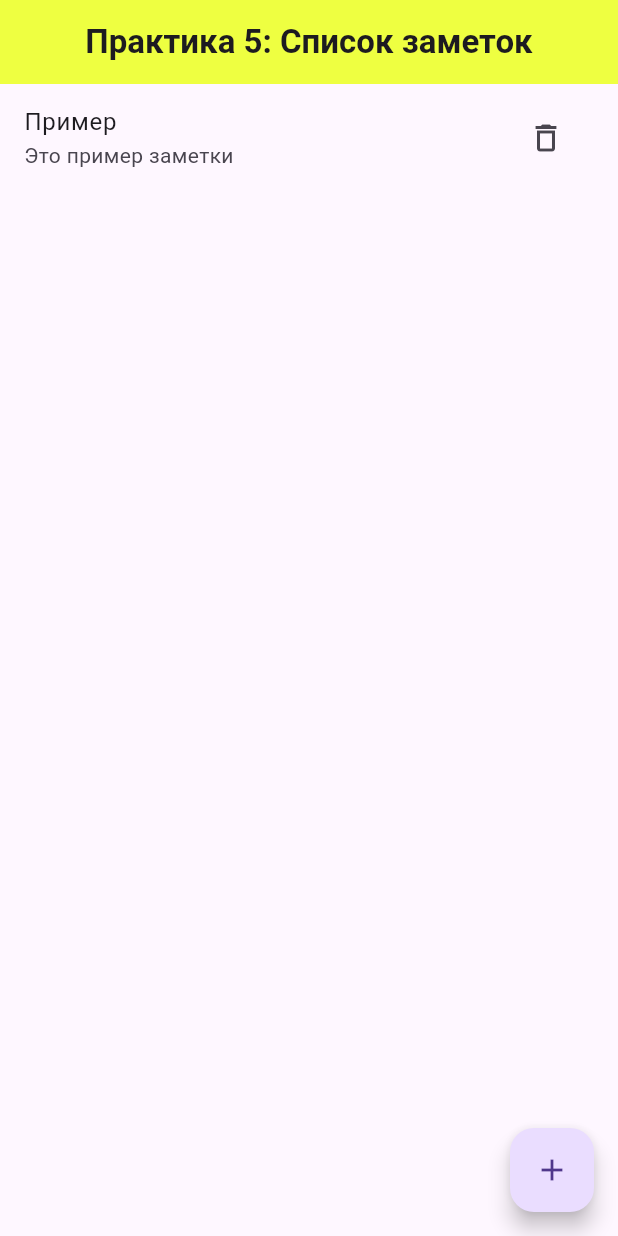
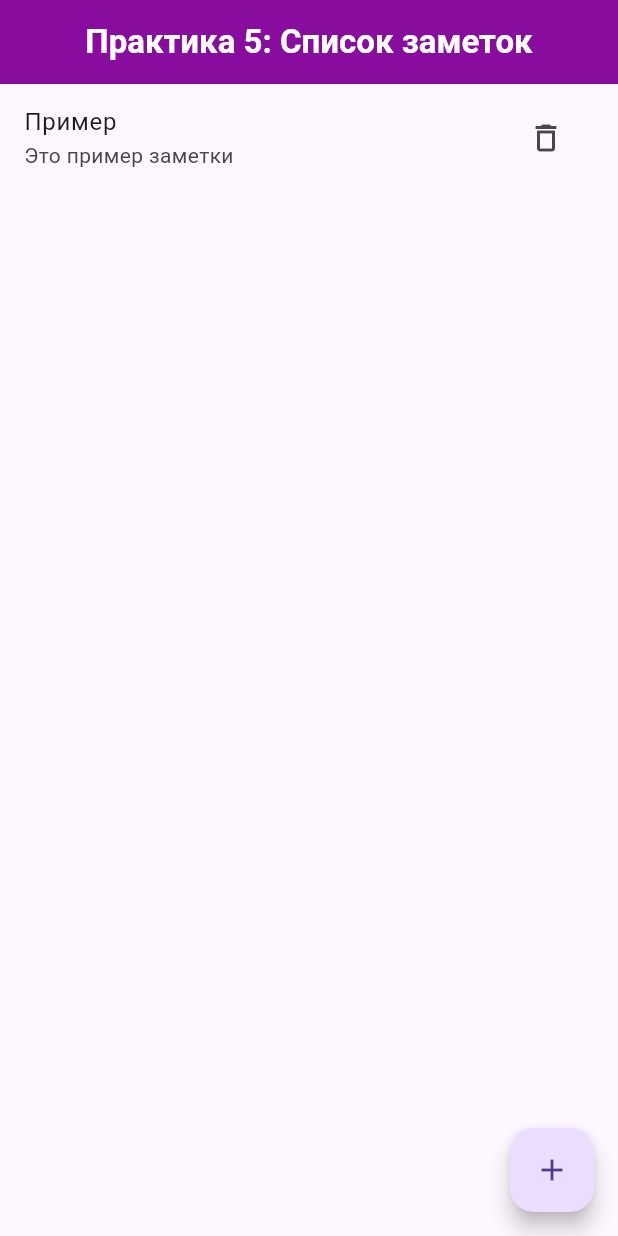
Before and after one commit to Kirus1930/PKS_Task_5, a Flutter app: the screen it shows after launch, on a phone screen of 412 x 824 dp. Run offline on Flutter 3.47's test engine with Material 3 defaults, Android fonts, the phone set to English and light mode, and no system bars.

Commit message:
Update main.dart

```diff
--- a/flutter_simple_notes_eremin/lib/main.dart
+++ b/flutter_simple_notes_eremin/lib/main.dart
@@ -66,10 +66,10 @@
       appBar: AppBar(
         title: Text(
           'Практика 5: Список заметок',
-          style: TextStyle(fontWeight: FontWeight.w600),
+          style: TextStyle(fontWeight: FontWeight.w600, color: Colors.white),
         ),
         centerTitle: true,
-        backgroundColor: Colors.limeAccent,
+        backgroundColor: const Color.fromARGB(255, 136, 12, 158),
       ),
       floatingActionButton: FloatingActionButton(
         onPressed: _addNote,
```
